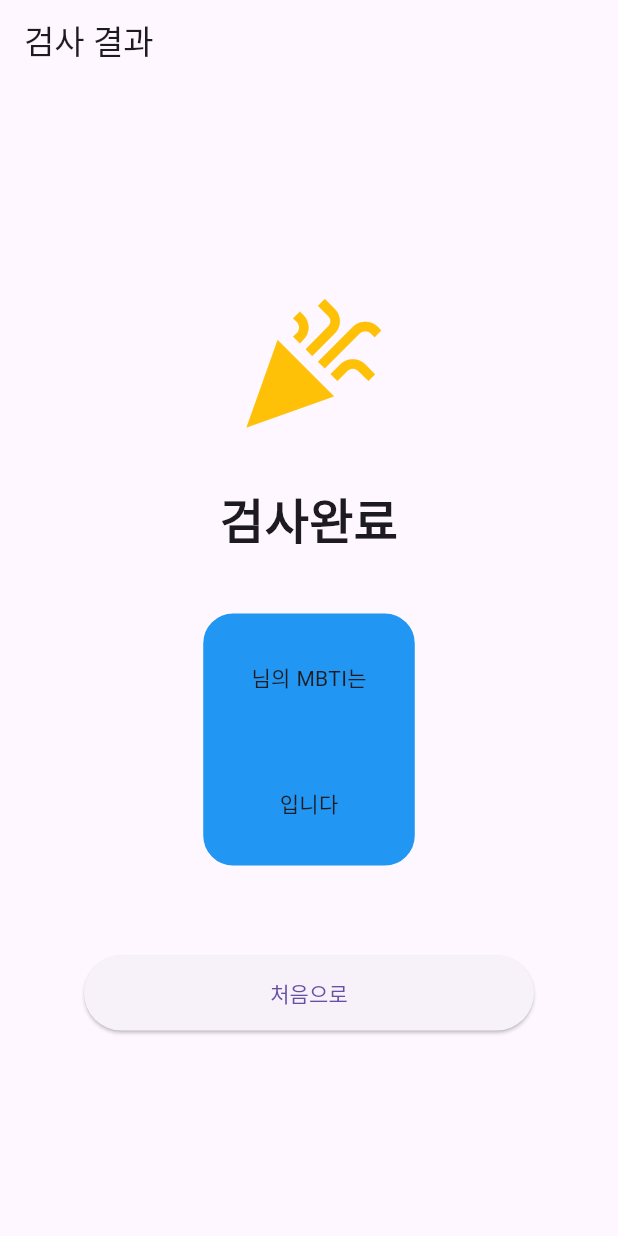
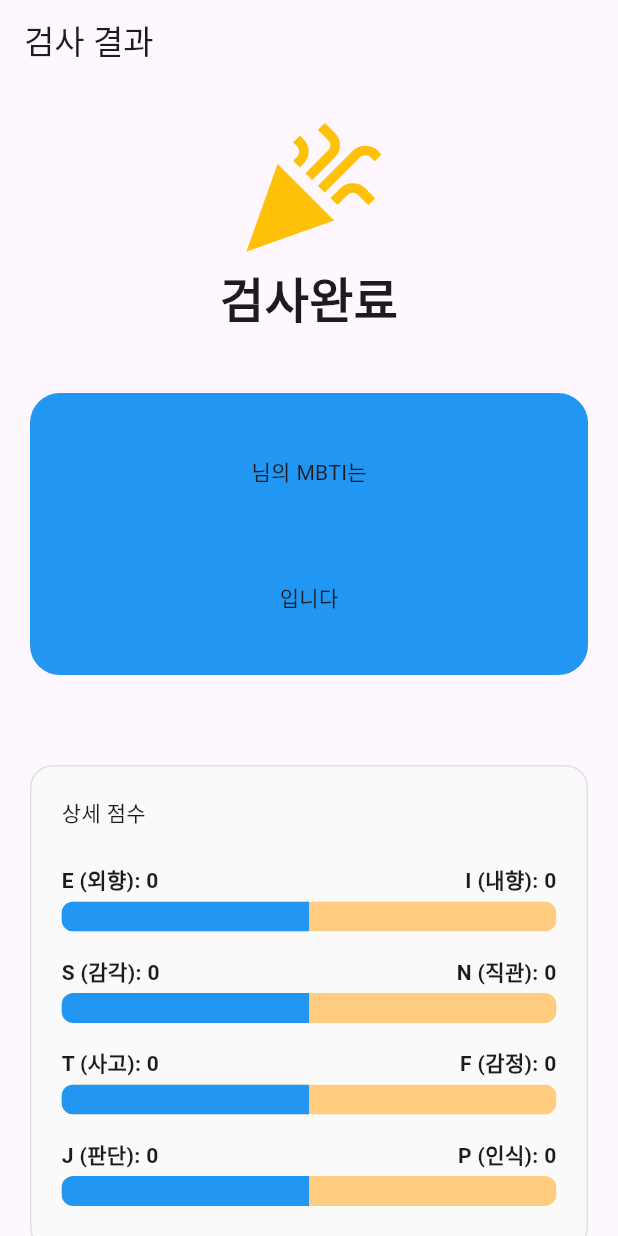
Before and after one commit to Emma10003/mbti-test, a Flutter app: the ResultScreen screen opened directly with empty values, on a phone screen of 412 x 824 dp. Run offline on Flutter 3.47's test engine with Material 3 defaults, Android fonts, the phone set to English and light mode, and no system bars; our stand-ins replace go_router; network calls fail.

```diff
--- a/frontend/lib/screens/history/result_detail_screen.dart
+++ b/frontend/lib/screens/history/result_detail_screen.dart
@@ -2,8 +2,11 @@
 import 'package:frontend/models/result_model.dart';
 import 'package:frontend/services/api_service.dart';
 import 'package:go_router/go_router.dart';
+
+import '../../widgets/loading_view.dart';
 /*
 * 과제: StatelessWidget 로 변경하기
+*      ErrorView 추가, errorMessage = "검사 기록을 불러오는데 실패했습니다." or null
 * */
 class ResultDetailScreen extends StatefulWidget {
   /*
@@ -80,7 +83,7 @@
             icon: Icon(Icons.arrow_back)),
       ),
       body: isLoading
-        ? Center(child: CircularProgressIndicator())
+        ?  LoadingView(message: '결과를 불러오는 중입니다.')
         : results.isEmpty
           ? Center(
               child: Text('검사 기록이 없습니다.', style: TextStyle(fontSize: 18))
--- a/frontend/lib/screens/result/result_screen.dart
+++ b/frontend/lib/screens/result/result_screen.dart
@@ -1,18 +1,48 @@
 import 'package:flutter/material.dart';
+import 'package:frontend/models/result_model.dart';
+import 'package:frontend/widgets/score_bar.dart';
 import 'package:go_router/go_router.dart';
 
 // result 스크린에서 채팅을 하거나, 숫자값을 추가하는 등
 // 실질적으로 화면 자체에서 변경되는 데이터는 없으므로
 // StatelessWidget으로 사용하는 것도 가능하다.
-class ResultScreen extends StatelessWidget {
-  final String userName;
-  final String resultType;
+// SingleChildScrollView -> 화면은 움직이는 화면이기 때문에 less 사용 불가
+
+// 과제 : 로딩중 화면 메세지 없이 import 하여 개발자가 원하는 방식대로 추가
+class ResultScreen extends StatefulWidget {
+  final Result result;
+  // final String userName;
+  // final String resultType;
+  // final int eScore;
+  // final int iScore;
+  // final int sScore;
+  // final int nScore;
+  // final int tScore;
+  // final int fScore;
+  // final int jScore;
+  // final int pScore;
 
   const ResultScreen({
     super.key,
-    required this.userName,
-    required this.resultType,
+    required this.result,
+    // required this.userName,
+    // required this.resultType,
+    // required this.eScore,
+    // required this.iScore,
+    // required this.sScore,
+    // required this.nScore,
+    // required this.tScore,
+    // required this.fScore,
+    // required this.jScore,
+    // required this.pScore,
   });
+
+  @override
+  State<ResultScreen> createState() => _ResultScreenState();
+}
+
+class _ResultScreenState extends State<ResultScreen> {
+  bool isLoading = true;
 
   @override
   Widget build(BuildContext context) {
@@ -22,7 +52,10 @@
         automaticallyImplyLeading: false,  // 뒤로가기 버튼 숨김
       ),
       body: Center(
-        child: Padding(
+        /*
+        SingleChildScrollVies -> ListView 교체
+         */
+        child: SingleChildScrollView(
           padding: EdgeInsets.all(20),
           child: Column(
             mainAxisAlignment: MainAxisAlignment.center,
@@ -32,9 +65,6 @@
                 size: 100,
                 color: Colors.amber,
               ),
-
-              SizedBox(height: 30),
-
               Text(
                 '검사완료',
                 style: TextStyle(fontSize: 32, fontWeight: FontWeight.bold),
@@ -43,7 +73,8 @@
               SizedBox(height: 40),
 
               Container(
-                padding: EdgeInsets.all(30),
+                width: double.infinity,
+                padding: EdgeInsets.symmetric(vertical: 40, horizontal: 30),
                 decoration: BoxDecoration(
                     color: Colors.blue,
                     border: Border.all(color: Colors.blue, width: 2),
@@ -51,10 +82,10 @@
                 ),
                 child: Column(
                   children: [
-                    Text('$userName님의 MBTI는'),
+                    Text('${widget.result.userName}님의 MBTI는'),
                     SizedBox(height: 10),
                     Text(
-                      resultType,
+                      widget.result.resultType,
                       style: TextStyle(fontSize: 30, fontWeight: FontWeight.bold, color: Colors.white),
                     ),
                     SizedBox(height: 10),
@@ -63,7 +94,53 @@
                 ),
               ),
               SizedBox(height: 60),
-
+              /*
+              패딩 상하좌우 20
+              글자색상 회색[50]
+              모서리 둥글기 15
+              실선 회색 300 계열
+              Column은 crossAxisAlignment start
+               */
+              Container(
+                padding: EdgeInsets.all(20),
+                decoration: BoxDecoration(
+                  color: Colors.grey[50],
+                  borderRadius: BorderRadius.circular(15),
+                  border: Border.all(color: Colors.grey[300]!),
+                ),
+                child: Column(
+                  crossAxisAlignment: CrossAxisAlignment.start,
+                  children: [
+                    Text('상세 점수'),
+                    SizedBox(height: 16,),
+                    ScoreBar(
+                      label1: 'E (외향)',
+                      label2: 'I (내향)',
+                      score1: widget.result.eScore,
+                      score2: widget.result.iScore,
+                    ),
+                    ScoreBar(
+                      label1: 'S (감각)',
+                      label2: 'N (직관)',
+                      score1: widget.result.sScore,
+                      score2: widget.result.nScore,
+                    ),
+                    ScoreBar(
+                      label1: 'T (사고)',
+                      label2: 'F (감정)',
+                      score1: widget.result.tScore,
+                      score2: widget.result.fScore,
+                    ),
+                    ScoreBar(
+                      label1: 'J (판단)',
+                      label2: 'P (인식)',
+                      score1: widget.result.jScore,
+                      score2: widget.result.pScore,
+                    ),
+                  ],
+                )
+              ),
+              SizedBox(height: 20),
               SizedBox(
                 width: 300,
                 height: 50,
--- a/frontend/lib/screens/types/mbti_type_screen.dart
+++ b/frontend/lib/screens/types/mbti_type_screen.dart
@@ -1,8 +1,13 @@
 import 'package:flutter/material.dart';
 import 'package:frontend/models/mbti_type_model.dart';
 import 'package:frontend/services/api_service.dart';
+import 'package:frontend/widgets/loading_view.dart';
 import 'package:go_router/go_router.dart';
 
+/*
+* 과제: StatelessWidget 로 변경하기
+*      ErrorView 추가, errorMessage = "유형 정보를 불러오는데 실패했습니다." or null
+* */
 class MbtiTypesScreen extends StatefulWidget {
   const MbtiTypesScreen({super.key});
 
@@ -43,7 +48,7 @@
         ),
       ),
       body: isLoading
-          ? Center(child: CircularProgressIndicator())
+          ? LoadingView(message: '유형을 불러오는 중입니다.')
           : types.isEmpty
           ? Center(child: Text('유형 정보가 없습니다'))
           : GridView.builder(
@@ -70,25 +75,23 @@
                         crossAxisAlignment: CrossAxisAlignment.start,
                         mainAxisSize: MainAxisSize.min,
                         children: [
-                          /* TODO: type.description이 null이 아니면 표시 */
                           if (type.description != null) ...[
                             Text('설명', style: TextStyle(fontWeight: FontWeight.bold)),
                             Text(type.description!),
                             SizedBox(height: 10),
                           ],
-                          /* TODO: characteristics, strengths, weaknesses도 동일하게 작성 */
                           if (type.characteristics != null) ...[
-                            Text('설명', style: TextStyle(fontWeight: FontWeight.bold)),
+                            Text('특징', style: TextStyle(fontWeight: FontWeight.bold)),
                             Text(type.characteristics!),
                             SizedBox(height: 10),
                           ],
                           if (type.strengths != null) ...[
-                            Text('설명', style: TextStyle(fontWeight: FontWeight.bold)),
+                            Text('강점', style: TextStyle(fontWeight: FontWeight.bold)),
                             Text(type.strengths!),
                             SizedBox(height: 10),
                           ],
                           if (type.weaknesses != null) ...[
-                            Text('설명', style: TextStyle(fontWeight: FontWeight.bold)),
+                            Text('약점', style: TextStyle(fontWeight: FontWeight.bold)),
                             Text(type.weaknesses!),
                             SizedBox(height: 10),
                           ],
@@ -110,7 +113,6 @@
                   mainAxisAlignment: MainAxisAlignment.center,
                   children: [
                     Text(
-                      /* TODO: type의 typeCode 표시 */
                       type.typeCode,
                       style: TextStyle(
                         fontSize: 28,
@@ -120,7 +122,6 @@
                     ),
                     SizedBox(height: 8),
                     Text(
-                      /* TODO: type의 typeName 표시 */
                       type.typeName,
                       textAlign: TextAlign.center,
                       style: TextStyle(fontSize: 14),
--- /dev/null
+++ b/frontend/lib/widgets/score_bar.dart
@@ -0,0 +1,49 @@
+import 'package:flutter/material.dart';
+
+class ScoreBar extends StatelessWidget {
+  final String label1;  // 변수명만 우선 선언
+  final String label2;
+  final int score1;
+  final int score2;
+  const ScoreBar({
+    super.key,
+    required this.label1,
+    required this.label2,
+    required this.score1,
+    required this.score2,
+  });
+
+  @override
+  Widget build(BuildContext context) {
+    int total = score1 + score2;
+    double ratio1 = total > 0 ? score1 / total : 0.5;
+
+    return Padding(
+      padding: EdgeInsets.symmetric(vertical: 8.0),
+      child: Column(
+        children: [
+          Row(
+            mainAxisAlignment: MainAxisAlignment.spaceBetween,
+            children: [
+              Text('$label1: $score1', style: TextStyle(fontWeight: FontWeight.bold),),
+              Text('$label2: $score2', style: TextStyle(fontWeight: FontWeight.bold),),
+              // Row 클래스 내부에서는 SizedBox를 사용하면 문제가 발생하므로
+              // SizedBox를 사용하고자 한다면 Row를 Column으로 교체한다.
+            ],
+          ),
+          SizedBox(height: 4),
+          // ClipRRect : 자식 위젯의 모서리를 둥글게 잘라낸 위젯.
+          ClipRRect(
+              borderRadius: BorderRadius.circular(8),
+              child: LinearProgressIndicator(
+                value: ratio1,
+                minHeight: 20,
+                backgroundColor: Colors.orange[200],
+                valueColor: AlwaysStoppedAnimation(Colors.blue),
+              )
+          )
+        ],
+      )
+    );
+  }
+}
```
Also changed, not shown: frontend/lib/main.dart (+18 -2 lines), frontend/lib/screens/home/home_screen.dart (+62 -1 lines), frontend/lib/services/api_service.dart (+139 -1 lines), frontend/lib/widgets/error_view.dart (added, +41 -0 lines), frontend/lib/widgets/loading_view.dart (added, +26 -0 lines), 1 other file.
